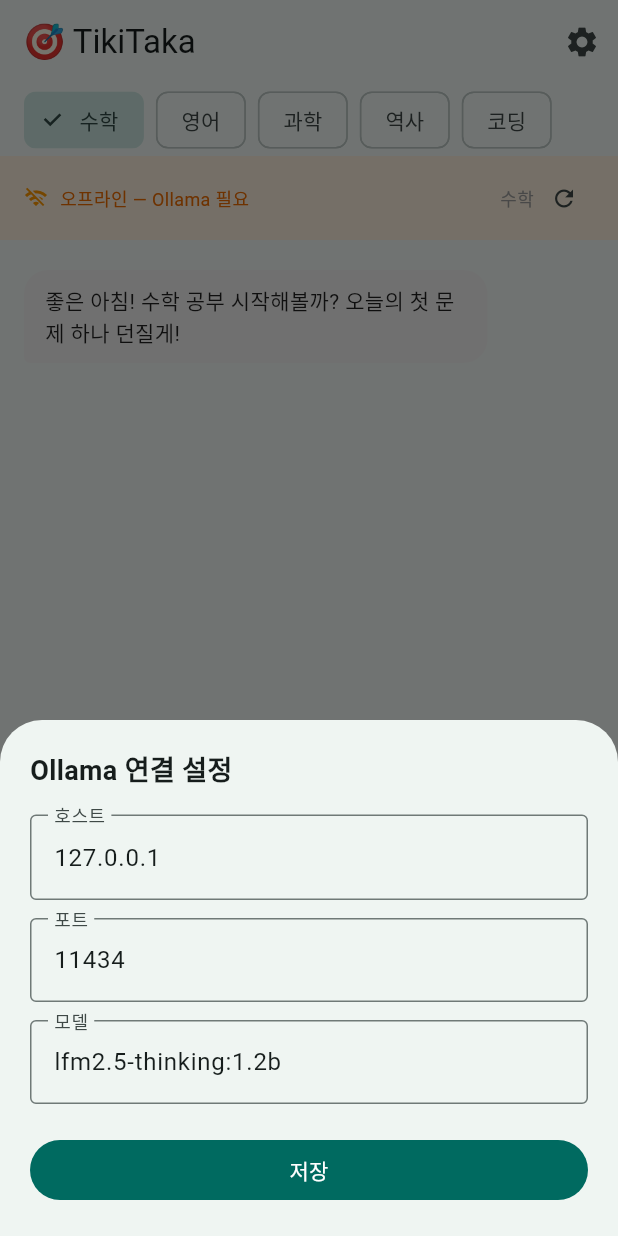
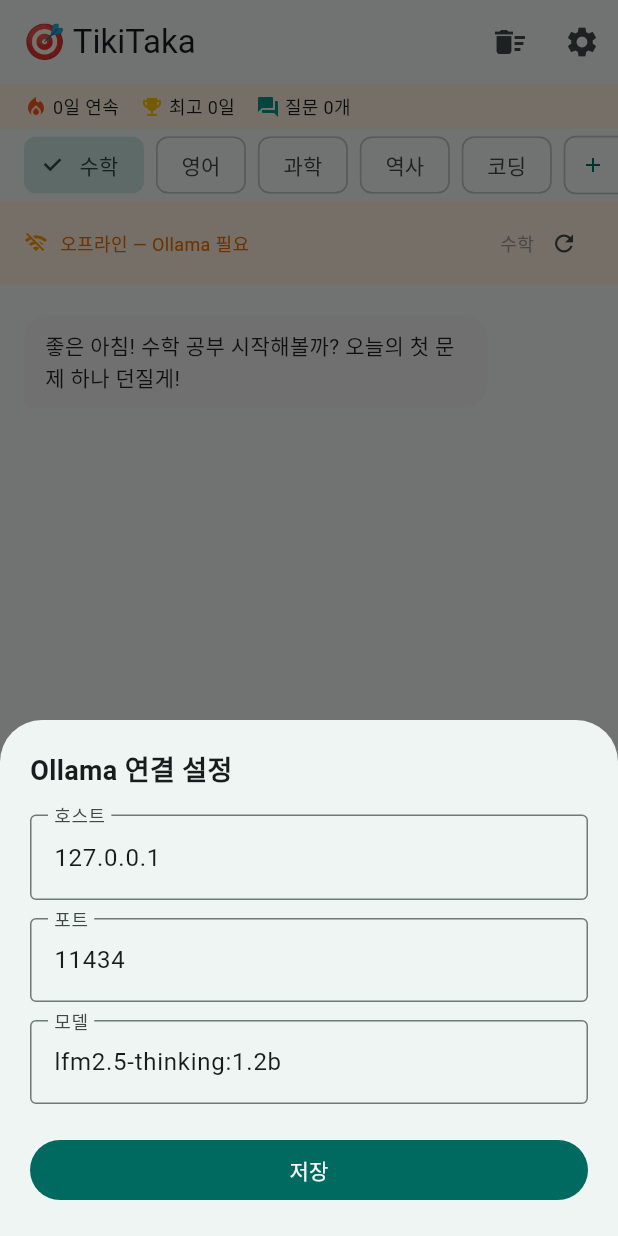
Before and after one commit to Rankerage/tikitaka-lfm, a Flutter app: the screen it shows after launch, after a tap on the "settings" icon, on a phone screen of 412 x 824 dp. Run offline on Flutter 3.47's test engine with Material 3 defaults, Android fonts, the light colour scheme and no system bars; our stand-ins replace shared_preferences; network calls fail.

Commit message:
feat(example): 학습 통계 표시·주제 커스텀 입력·리셋 UX
- TikiTakaChat에 onActivity 콜백 추가 (성공한 대화 후 호스트 통계 갱신)
- example 앱:
  - 앱바 아래 통계 표시줄: 🔥 연속 streak · 🏆 최고 · 💬 질문 수 (활동 시 실시간 갱신)
  - '직접 입력' 칩으로 새 학습 주제 추가 (다이얼로그, controller 수명 위젯 소유로
    use-after-dispose 방지)
  - 리셋 버튼(확인 대화상자) — 기록·통계 초기화, 최고 streak 유지
- example 위젯 테스트 6개로 확장 (통계 표시줄·주제 추가·리셋 플로우)
- 루트 36개 + 실제 Ollama 통합 테스트 재검증 통과

```diff
--- a/example/lib/main.dart
+++ b/example/lib/main.dart
@@ -50,6 +50,7 @@
   int _engineEpoch = 0;
 
   TikiTakaLfm? _engine;
+  TkStats? _stats;
 
   @override
   void initState() {
@@ -77,6 +78,8 @@
       _model = prefs.getString(_kModel) ?? _model;
       _subject = prefs.getString(_kSubject) ?? _subject;
     });
+    await _engine!.loadHistory();
+    _refreshStats();
   }
 
   Future<void> _saveSettings() async {
@@ -90,12 +93,55 @@
   LfmConfig get _config =>
       LfmConfig(host: _host, port: _port, model: _model);
 
+  void _refreshStats() {
+    if (!mounted) return;
+    setState(() => _stats = _engine!.stats);
+  }
+
   void _pickSubject(String subject) {
     setState(() {
       _subject = subject;
       _engineEpoch++; // 새 주제로 채팅 초기화
     });
     _saveSettings();
+  }
+
+  Future<void> _addCustomSubject() async {
+    final result = await showDialog<String>(
+      context: context,
+      builder: (context) => const _SubjectDialog(),
+    );
+    if (result == null || result.isEmpty || !mounted) return;
+    _pickSubject(result);
+  }
+
+  Future<void> _resetAll() async {
+    final ok = await showDialog<bool>(
+      context: context,
+      builder: (context) => AlertDialog(
+        title: const Text('학습 기록 초기화'),
+        content: const Text('대화 기록과 통계를 초기화할까요?\n(최고 streak 기록은 유지됩니다)'),
+        actions: [
+          TextButton(
+            onPressed: () => Navigator.pop(context, false),
+            child: const Text('취소'),
+          ),
+          FilledButton(
+            onPressed: () => Navigator.pop(context, true),
+            child: const Text('초기화'),
+          ),
+        ],
+      ),
+    );
+    if (ok != true || !mounted) return;
+    await _engine!.reset();
+    if (!mounted) return;
+    setState(() {
+      _engineEpoch++;
+      _rebuildEngine();
+    });
+    await _engine!.loadHistory();
+    _refreshStats();
   }
 
   void _openSettings() async {
@@ -187,15 +233,29 @@
       _engineEpoch++;
       _rebuildEngine();
     });
+    await _engine!.loadHistory();
+    _refreshStats();
     _saveSettings();
   }
 
   @override
   Widget build(BuildContext context) {
+    final stats = _stats;
+    // 기본 주제 + 사용자가 직접 추가한 주제 칩
+    final subjectChips = [
+      ..._subjects,
+      if (!_subjects.contains(_subject)) _subject,
+    ];
+
     return Scaffold(
       appBar: AppBar(
         title: const Text('🎯 TikiTaka'),
         actions: [
+          IconButton(
+            icon: const Icon(Icons.delete_sweep),
+            tooltip: '학습 기록 초기화',
+            onPressed: _resetAll,
+          ),
           IconButton(
             icon: const Icon(Icons.settings),
             tooltip: 'Ollama 연결 설정',
@@ -205,6 +265,29 @@
       ),
       body: Column(
         children: [
+          // 학습 통계 (연속 streak 등)
+          Container(
+            width: double.infinity,
+            padding: const EdgeInsets.symmetric(horizontal: 16, vertical: 6),
+            color: Colors.orange.shade50,
+            child: Row(
+              children: [
+                const Icon(Icons.local_fire_department,
+                    size: 16, color: Colors.deepOrange),
+                Text(' ${stats?.streakDays ?? 0}일 연속',
+                    style: const TextStyle(fontSize: 12)),
+                const SizedBox(width: 14),
+                const Icon(Icons.emoji_events,
+                    size: 16, color: Colors.amber),
+                Text(' 최고 ${stats?.bestStreak ?? 0}일',
+                    style: const TextStyle(fontSize: 12)),
+                const SizedBox(width: 14),
+                const Icon(Icons.forum, size: 16, color: Colors.teal),
+                Text(' 질문 ${stats?.totalQuestions ?? 0}개',
+                    style: const TextStyle(fontSize: 12)),
+              ],
+            ),
+          ),
           // 주제 선택
           SizedBox(
             height: 48,
@@ -212,7 +295,7 @@
               scrollDirection: Axis.horizontal,
               padding: const EdgeInsets.symmetric(horizontal: 12),
               children: [
-                for (final s in _subjects)
+                for (final s in subjectChips)
                   Padding(
                     padding: const EdgeInsets.symmetric(horizontal: 4),
                     child: ChoiceChip(
@@ -221,6 +304,14 @@
                       onSelected: (_) => _pickSubject(s),
                     ),
                   ),
+                Padding(
+                  padding: const EdgeInsets.symmetric(horizontal: 4),
+                  child: ActionChip(
+                    avatar: const Icon(Icons.add, size: 16),
+                    label: const Text('직접 입력'),
+                    onPressed: _addCustomSubject,
+                  ),
+                ),
               ],
             ),
           ),
@@ -230,6 +321,7 @@
               key: ValueKey('chat-$_engineEpoch-$_subject'),
               engine: _engine!,
               subject: _subject,
+              onActivity: _refreshStats,
             ),
           ),
         ],
@@ -237,3 +329,46 @@
     );
   }
 }
+
+/// 새 학습 주제 입력 다이얼로그 — controller 수명을 위젯이 소유해
+/// 닫힘 애니메이션 중 use-after-dispose를 방지한다.
+class _SubjectDialog extends StatefulWidget {
+  const _SubjectDialog();
+
+  @override
+  State<_SubjectDialog> createState() => _SubjectDialogState();
+}
+
+class _SubjectDialogState extends State<_SubjectDialog> {
+  final _controller = TextEditingController();
+
+  @override
+  void dispose() {
+    _controller.dispose();
+    super.dispose();
+  }
+
+  @override
+  Widget build(BuildContext context) {
+    return AlertDialog(
+      title: const Text('새 학습 주제'),
+      content: TextField(
+        controller: _controller,
+        autofocus: true,
+        decoration: const InputDecoration(
+          hintText: '예: 물리, 한국사, 프로그래밍',
+        ),
+      ),
+      actions: [
+        TextButton(
+          onPressed: () => Navigator.pop(context),
+          child: const Text('취소'),
+        ),
+        FilledButton(
+          onPressed: () => Navigator.pop(context, _controller.text.trim()),
+          child: const Text('추가'),
+        ),
+      ],
+    );
+  }
+}
--- a/lib/tikitaka_chat.dart
+++ b/lib/tikitaka_chat.dart
@@ -6,7 +6,16 @@
   final TikiTakaLfm engine;
   final String subject;
 
-  const TikiTakaChat({super.key, required this.engine, this.subject = '수학'});
+  /// 대화가 성공적으로 완료(활동 기록)될 때마다 호출된다.
+  /// 예: 호스트 UI가 학습 통계(streak 등)를 갱신하는 용도.
+  final VoidCallback? onActivity;
+
+  const TikiTakaChat({
+    super.key,
+    required this.engine,
+    this.subject = '수학',
+    this.onActivity,
+  });
 
   @override
   State<TikiTakaChat> createState() => _TikiTakaChatState();
@@ -103,6 +112,7 @@
       }
       if (!mounted) return;
       setState(() => _busy = false);
+      widget.onActivity?.call(); // 활동 기록(통계) 후 호스트에 알림
     } catch (e) {
       if (mounted) {
         setState(() {
```
Also changed, not shown: 2 other files.
